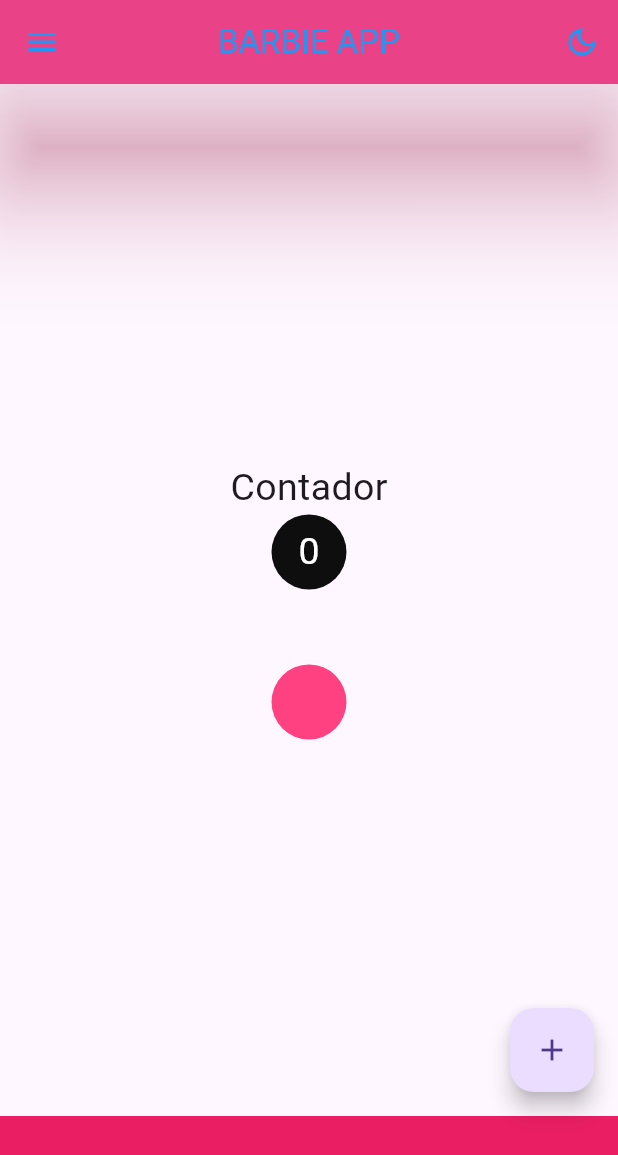
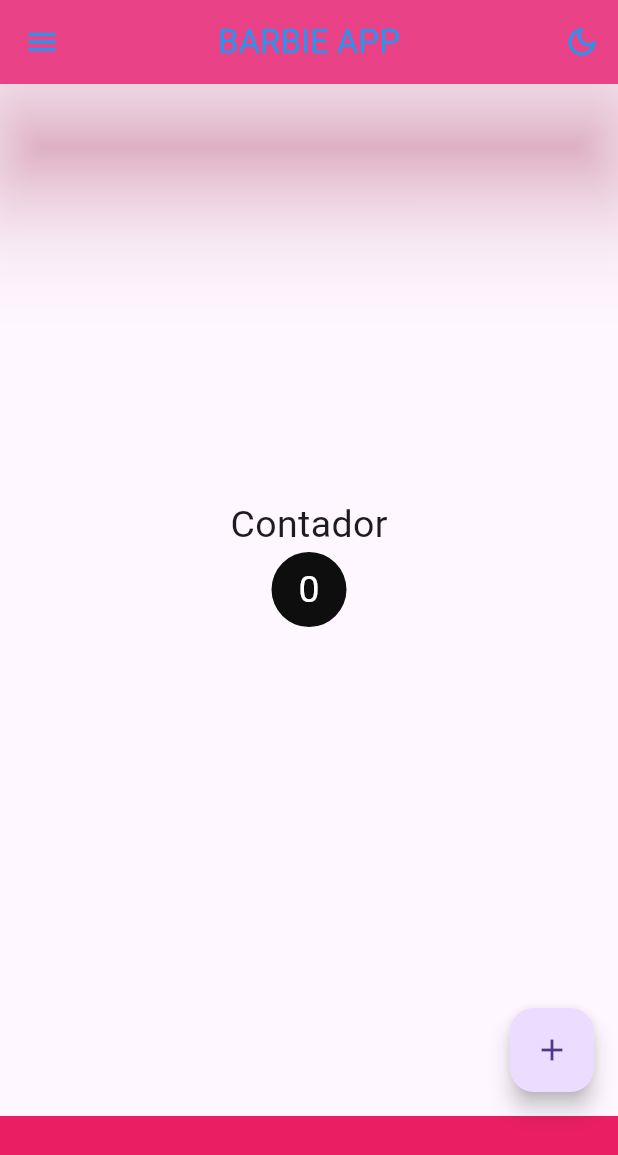
Before and after one commit to vrunobinicius/IFNMG-DEV-MOBILE, a Flutter app: the HomePage screen opened by its route, on a phone screen of 412 x 824 dp. Shown: the top 1155 px of the screen. Run offline on Flutter 3.47's test engine with Material 3 defaults, Android fonts, the phone set to English and light mode, and no system bars.

Commit message:
Continua...
DESENVOLVIMENTO DO APP EM ESPERA.

```diff
--- a/lib/home_page.dart
+++ b/lib/home_page.dart
@@ -1,3 +1,5 @@
+// ignore_for_file: prefer_const_constructors
+
 import 'dart:math';
 
 import 'package:flutter/material.dart';
@@ -22,12 +24,14 @@ class HomePageState extends State<HomePage> {
         child: Column(
           children: [
             UserAccountsDrawerHeader(
-              currentAccountPicture: Image.network(
-                  "https://classic.exame.com/wp-content/uploads/2024/03/barbie-margot-robbie-barbie-368113.jpg?quality=70&strip=info&w=1024"),
+              currentAccountPicture: ClipRRect(
+                borderRadius: BorderRadius.circular(40),
+                child: Image.network(
+                    "https://rollingstone.uol.com.br/media/_versions/2023/05/barbie-filme-margot-robbie-2023-foto-divulgacao_widelg.jpg"),
+              ),
               accountName: Text("Barbie"),
               accountEmail: Text("Barbie"),
             ),
-            Container(height: 30),
             ListTile(
               title: Text("INÍCIO"),
               subtitle: Text("Tela de Início"),
@@ -37,7 +41,10 @@ class HomePageState extends State<HomePage> {
             ListTile(
               title: Text("SAIR"),
               subtitle: Text("Sair do usúario"),
-              leading: Icon(Icons.logout_rounded),
+              leading: Icon(
+                Icons.logout_rounded,
+                color: Colors.red,
+              ),
               onTap: () {
                 Navigator.of(context).pushReplacementNamed("/");
               },
@@ -94,19 +101,6 @@ class HomePageState extends State<HomePage> {
             Container(
               height: 50,
             ),
-            Row(
-              mainAxisAlignment: MainAxisAlignment.center,
-              children: [
-                Container(
-                  width: 50,
-                  height: 50,
-                  decoration: const BoxDecoration(
-                    shape: BoxShape.circle,
-                    color: Colors.pinkAccent,
-                  ),
-                )
-              ],
-            ),
           ],
         ),
       ),
--- a/lib/login_page.dart
+++ b/lib/login_page.dart
@@ -1,4 +1,4 @@
-// ignore_for_file: prefer_const_constructors, prefer_const_literals_to_create_immutables
+// ignore_for_file: prefer_const_constructors, prefer_const_literals_to_create_immutables, avoid_print
 
 import 'package:flutter/material.dart';
 
@@ -40,6 +40,7 @@ class _LoginPageState extends State<LoginPage> {
                       TextField(
                         onChanged: (text) {
                           _email = text;
+                          print(_email);
                         },
                         keyboardType: TextInputType.emailAddress,
                         decoration: InputDecoration(
@@ -51,6 +52,7 @@ class _LoginPageState extends State<LoginPage> {
                       TextField(
                         onChanged: (text) {
                           _password = text;
+                          print(_password);
                         },
                         obscureText: true,
                         decoration: InputDecoration(
@@ -67,9 +69,7 @@ class _LoginPageState extends State<LoginPage> {
                           shadowColor: Colors.pinkAccent,
                         ),
                         onPressed: () {
-                          if (_email == "123" && _password == "123") {
-                            Navigator.of(context).pushReplacementNamed("/home");
-                          } else {}
+                          Navigator.of(context).pushReplacementNamed("/home");
                         },
                         child: Text("ENTRAR"),
                       )
```
